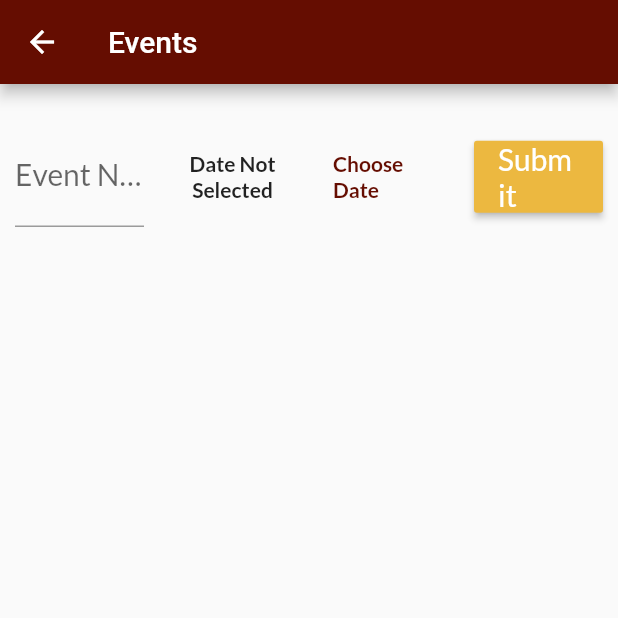
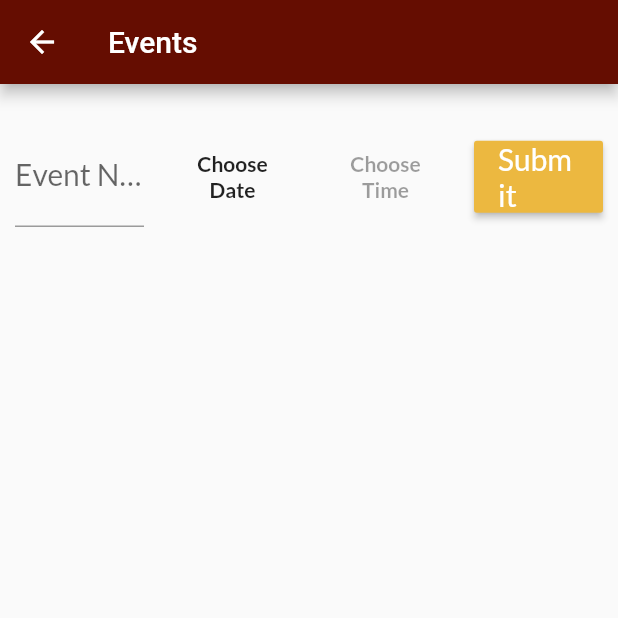
Before and after one commit to Chethanpoojary17/svtk_admin, a Flutter app: the EventScreen screen opened by its route, on a phone screen of 412 x 824 dp, the top half of it. Run offline on Flutter 3.47's test engine with Material 2 defaults, Android fonts, the phone set to English and light mode, and no system bars; our stand-ins replace auto_size_text, cloud_firestore, firebase_core, flutter_datetime_picker, google_fonts; accounts and stored records are empty; network calls fail.

Commit message:
time picker

```diff
--- a/lib/screens/eventScreen.dart
+++ b/lib/screens/eventScreen.dart
@@ -1,5 +1,5 @@
 import 'dart:convert';
-
+import 'package:flutter_datetime_picker/flutter_datetime_picker.dart';
 import 'package:cloud_firestore/cloud_firestore.dart';
 import 'package:flutter/material.dart';
 import 'package:http/http.dart' as http;
@@ -23,6 +23,8 @@ class _EventScreenState extends State<EventScreen> {
   TextEditingController _nameAdd = new TextEditingController();
   DateTime _date;
   DateTime _dateAdd;
+  DateTime _updateBackup;
+  TimeOfDay _time, _timeAdd;
   bool formLoad = false;
   bool addLoad = false;
 
@@ -162,8 +164,20 @@ class _EventScreenState extends State<EventScreen> {
     );
   }
 
-  setDate(DateTime date, int i) {
-    i == 1 ? _dateAdd = date : _date = date;
+  _timePicker() async {
+    return showTimePicker(
+      context: context,
+      initialTime: TimeOfDay.now(),
+    );
+  }
+
+  setDate(DateTime date, int i, [TimeOfDay time]) {
+    if (TimeOfDay == null) {
+      i == 1 ? _dateAdd = date : _date = date;
+    } else {
+      i == 1 ? _timeAdd = time : _time = time;
+      i == 1 ? _dateAdd = date : _date = date;
+    }
     setState(() {});
   }
 
@@ -188,11 +202,6 @@ class _EventScreenState extends State<EventScreen> {
                       labelStyle: TextStyle(fontSize: 20),
                     ),
                   ),
-                  Text(
-                    _date == null
-                        ? "Not Selected"
-                        : DateFormat('dd/MM/yyyy').format(_date),
-                  ),
                   FlatButton(
                     onPressed: () async {
                       final temp = await _datePicker();
@@ -200,7 +209,25 @@ class _EventScreenState extends State<EventScreen> {
                       setState(() {});
                     },
                     child: Text(
-                      "Choose Date",
+                      _date == null
+                          ? "Choose Date"
+                          : DateFormat('dd/MM/yyyy').format(_date),
+                      style: TextStyle(color: Theme.of(context).primaryColor),
+                    ),
+                  ),
+                  FlatButton(
+                    onPressed: _date != null
+                        ? () async {
+                            final t = await _timePicker();
+                            final temp = DateTime(_date.year, _date.month,
+                                _date.day, t.hour, t.minute);
+                            setDate(temp, 0, t);
+                          }
+                        : null,
+                    child: Text(
+                      _time == null
+                          ? "Choose Time"
+                          : DateFormat.jm().format(_date),
                       style: TextStyle(color: Theme.of(context).primaryColor),
                     ),
                   ),
@@ -254,6 +281,8 @@ class _EventScreenState extends State<EventScreen> {
             datePicker: _datePicker,
             setDate: setDate,
             addEvents: _addEvents,
+            timePicker: _timePicker,
+            timeAdd: _timeAdd,
           ),
           Container(
             height: _mediaQuery.height * 0.75,
@@ -274,7 +303,7 @@ class _EventScreenState extends State<EventScreen> {
                             ),
                           ),
                           subtitle: Text(
-                            "Date: ${DateFormat('dd/MM/yyyy').format(DateTime.parse(_eventList[index]["date"]))}",
+                            "Date: ${DateFormat.yMd().add_jm().format(DateTime.parse(_eventList[index]["date"]))}",
                             style: TextStyle(
                               fontSize: 15,
                             ),
@@ -319,6 +348,14 @@ class _EventScreenState extends State<EventScreen> {
                                 _name.text = _eventList[index]["name"];
                                 _date =
                                     DateTime.parse(_eventList[index]["date"]);
+                                _time = TimeOfDay(
+                                  hour: int.parse(
+                                    DateFormat.H().format(_date),
+                                  ),
+                                  minute: int.parse(
+                                    DateFormat.m().format(_date),
+                                  ),
+                                );
                                 await buildShowDialog(
                                     context, _mediaQuery, index);
                               }
--- a/lib/widgets/addEventCard.dart
+++ b/lib/widgets/addEventCard.dart
@@ -7,13 +7,16 @@ class AddEvent extends StatelessWidget {
     @required Size mediaQuery,
     @required TextEditingController nameAdd,
     @required DateTime dateAdd,
+    @required TimeOfDay timeAdd,
     @required this.addLoad,
     @required this.datePicker,
     @required this.setDate,
     @required this.addEvents,
+    @required this.timePicker,
   })  : _mediaQuery = mediaQuery,
         _nameAdd = nameAdd,
         _dateAdd = dateAdd,
+        _timeAdd = timeAdd,
         super(key: key);
 
   final Size _mediaQuery;
@@ -23,6 +26,8 @@ class AddEvent extends StatelessWidget {
   final Function datePicker;
   final Function setDate;
   final Function addEvents;
+  final Function timePicker;
+  final TimeOfDay _timeAdd;
 
   @override
   Widget build(BuildContext context) {
@@ -46,12 +51,27 @@ class AddEvent extends StatelessWidget {
               ),
             ),
           ),
+          // Expanded(
+          //   child: Padding(
+          //     padding: const EdgeInsets.all(8.0),
+          //     child: Text(
+          //       _dateAdd == null
+          //           ? "Date Not Selected"
+          //           : DateFormat('dd/MM/yyyy').format(_dateAdd),
+          //       style: TextStyle(fontWeight: FontWeight.bold),
+          //       textAlign: TextAlign.center,
+          //     ),
+          //   ),
+          // ),
           Expanded(
-            child: Padding(
-              padding: const EdgeInsets.all(8.0),
+            child: FlatButton(
+              onPressed: () async {
+                final temp = await datePicker();
+                setDate(temp, 1);
+              },
               child: Text(
                 _dateAdd == null
-                    ? "Date Not Selected"
+                    ? "Choose Date"
                     : DateFormat('dd/MM/yyyy').format(_dateAdd),
                 style: TextStyle(fontWeight: FontWeight.bold),
                 textAlign: TextAlign.center,
@@ -60,15 +80,20 @@ class AddEvent extends StatelessWidget {
           ),
           Expanded(
             child: FlatButton(
-              onPressed: () async {
-                final temp = await datePicker();
-                setDate(temp, 1);
-              },
+              onPressed: _dateAdd != null
+                  ? () async {
+                      final t = await timePicker();
+                      final temp = DateTime(_dateAdd.year, _dateAdd.month,
+                          _dateAdd.day, t.hour, t.minute);
+                      setDate(temp, 1, t);
+                    }
+                  : null,
               child: Text(
-                "Choose Date",
-                style: TextStyle(
-                    color: Theme.of(context).primaryColor,
-                    fontWeight: FontWeight.bold),
+                _timeAdd == null
+                    ? "Choose Time"
+                    : DateFormat.jm().format(_dateAdd),
+                style: TextStyle(fontWeight: FontWeight.bold),
+                textAlign: TextAlign.center,
               ),
             ),
           ),
--- a/pubspec.yaml
+++ b/pubspec.yaml
@@ -35,6 +35,7 @@ dependencies:
   firebase_messaging: ^7.0.0
   cloud_firestore: ^0.14.0+2
   firebase_core: "0.5.0"
+  flutter_datetime_picker: ^1.4.0
 
 
 dev_dependencies:
```
Also changed, not shown: pubspec.lock.
